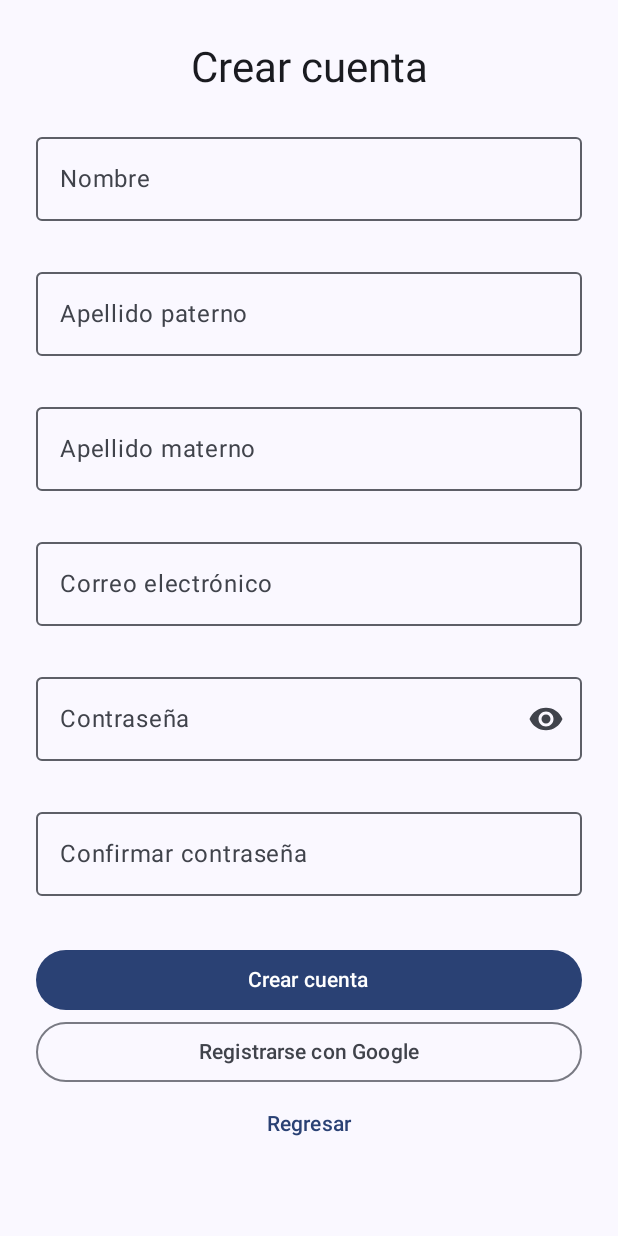
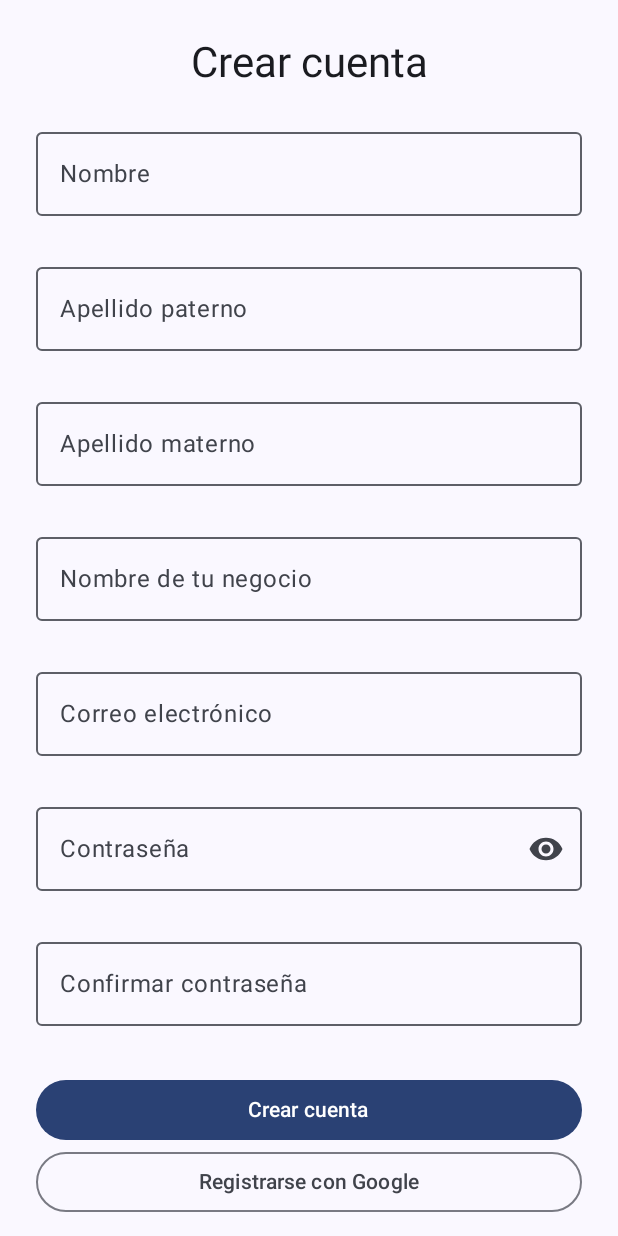
Before and after one commit to Aquino1714/PuntoVenta, an Android app built with Jetpack Compose: the screen it shows after launch (MainActivity), after a tap on "Crear cuenta", on a phone screen of 412 x 824 dp. Run offline under Robolectric (Android 15) with nearby library versions, the phone set to English and light mode, and no system bars.

Commit message:
feat: mejorar registro de administrador y gestion de usuarios

```diff
--- a/backend/android/app/src/main/java/com/puntoventa/app/MainActivity.kt
+++ b/backend/android/app/src/main/java/com/puntoventa/app/MainActivity.kt
@@ -5,6 +5,8 @@ import android.os.Bundle
 import androidx.activity.ComponentActivity
 import androidx.activity.compose.setContent
 import androidx.compose.foundation.layout.*
+import androidx.compose.foundation.rememberScrollState
+import androidx.compose.foundation.verticalScroll
 import androidx.compose.foundation.text.KeyboardOptions
 import androidx.compose.material3.*
 import androidx.compose.runtime.*
@@ -32,6 +34,8 @@ import com.puntoventa.app.services.Permisos
 import com.puntoventa.app.ui.theme.PuntoVentaTheme
 import com.puntoventa.app.screens.EmpleadosScreen
 import com.puntoventa.app.screens.NegociosScreen
+import androidx.compose.runtime.rememberCoroutineScope
+import kotlinx.coroutines.launch
 
 class MainActivity : ComponentActivity() {
 
@@ -49,9 +53,12 @@ class MainActivity : ComponentActivity() {
                 var correo by remember { mutableStateOf("") }
                 var usuario by remember { mutableStateOf("") }
                 var password by remember { mutableStateOf("") }
+
                 var nombre by remember { mutableStateOf("") }
                 var apellido by remember { mutableStateOf("") }
                 var apellidoMaterno by remember { mutableStateOf("") }
+                var nombreNegocio by remember { mutableStateOf("") }
+
                 var confirmarPassword by remember { mutableStateOf("") }
 
                 var mostrarPasswordLogin by remember { mutableStateOf(false) }
@@ -59,6 +66,7 @@ class MainActivity : ComponentActivity() {
 
                 var mensaje by remember { mutableStateOf("") }
                 var registroExitoso by remember { mutableStateOf(false) }
+
                 var correoSesion by remember { mutableStateOf("") }
                 var rolSesion by remember { mutableIntStateOf(0) }
                 var idSesion by remember { mutableIntStateOf(0) }
@@ -66,9 +74,13 @@ class MainActivity : ComponentActivity() {
                 var errorNombre by remember { mutableStateOf("") }
                 var errorApellido by remember { mutableStateOf("") }
                 var errorApellidoMaterno by remember { mutableStateOf("") }
+                var errorNombreNegocio by remember { mutableStateOf("") }
                 var errorCorreo by remember { mutableStateOf("") }
                 var errorPassword by remember { mutableStateOf("") }
                 var errorConfirmarPassword by remember { mutableStateOf("") }
+
+                val scrollRegistro = rememberScrollState()
+                val scope = rememberCoroutineScope()
 
                 fun cerrarSesion() {
                     correoSesion = ""
@@ -123,6 +135,7 @@ class MainActivity : ComponentActivity() {
                     errorNombre = ""
                     errorApellido = ""
                     errorApellidoMaterno = ""
+                    errorNombreNegocio = ""
                     errorCorreo = ""
                     errorPassword = ""
                     errorConfirmarPassword = ""
@@ -146,6 +159,10 @@ class MainActivity : ComponentActivity() {
                         errorApellidoMaterno = "Ingresa tu apellido materno"
                     } else if (!soloLetras.matches(apellidoMaterno.trim())) {
                         errorApellidoMaterno = "Apellido no válido"
+                    }
+
+                    if (nombreNegocio.isBlank()) {
+                        errorNombreNegocio = "Ingresa el nombre de tu negocio"
                     }
 
                     if (correo.isBlank()) {
@@ -176,6 +193,7 @@ class MainActivity : ComponentActivity() {
                     return errorNombre.isEmpty() &&
                             errorApellido.isEmpty() &&
                             errorApellidoMaterno.isEmpty() &&
+                            errorNombreNegocio.isEmpty() &&
                             errorCorreo.isEmpty() &&
                             errorPassword.isEmpty() &&
                             errorConfirmarPassword.isEmpty()
@@ -193,15 +211,18 @@ class MainActivity : ComponentActivity() {
                             apellido = apellido,
                             apellidoMaterno = apellidoMaterno,
                             correo = correo,
-                            password = password
+                            password = password,
+                            nombreNegocio = nombreNegocio
                         )
                     ) {
                         is ResultadoRegistro.Exitoso -> {
                             mensaje = resultado.mensaje
                             registroExitoso = true
+
                             nombre = ""
                             apellido = ""
                             apellidoMaterno = ""
+                            nombreNegocio = ""
                             password = ""
                             confirmarPassword = ""
                         }
@@ -220,9 +241,22 @@ class MainActivity : ComponentActivity() {
                     Column(
                         modifier = Modifier
                             .fillMaxSize()
+                            .then(
+                                if (pantalla == "registro") {
+                                    Modifier
+                                        .verticalScroll(scrollRegistro)
+                                        .imePadding()
+                                } else {
+                                    Modifier
+                                }
+                            )
                             .padding(24.dp),
                         horizontalAlignment = Alignment.CenterHorizontally,
-                        verticalArrangement = Arrangement.Center
+                        verticalArrangement = if (pantalla == "registro") {
+                            Arrangement.Top
+                        } else {
+                            Arrangement.Center
+                        }
                     ) {
 
                         when (pantalla) {
@@ -257,6 +291,10 @@ class MainActivity : ComponentActivity() {
                                         pantalla = "registro"
                                         mensaje = ""
                                         registroExitoso = false
+
+                                        scope.launch {
+                                            scrollRegistro.scrollTo(0)
+                                        }
                                     },
                                     modifier = Modifier.fillMaxWidth()
                                 ) {
@@ -303,6 +341,7 @@ class MainActivity : ComponentActivity() {
                                     value = correo,
                                     onValueChange = { correo = it },
                                     label = { Text("Correo electrónico") },
+                                    placeholder = { Text("Ej. usuario@correo.com") },
                                     singleLine = true,
                                     modifier = Modifier.fillMaxWidth(),
                                     keyboardOptions = KeyboardOptions(
@@ -316,6 +355,7 @@ class MainActivity : ComponentActivity() {
                                     value = password,
                                     onValueChange = { password = it },
                                     label = { Text("Contraseña") },
+                                    placeholder = { Text("Ingresa tu contraseña") },
                                     singleLine = true,
                                     visualTransformation = if (mostrarPasswordLogin)
                                         VisualTransformation.None
@@ -394,6 +434,7 @@ class MainActivity : ComponentActivity() {
                                         errorNombre = ""
                                     },
                                     label = { Text("Nombre") },
+                                    placeholder = { Text("Ingresa tu nombre") },
                                     singleLine = true,
                                     isError = errorNombre.isNotEmpty(),
                                     supportingText = {
@@ -411,6 +452,7 @@ class MainActivity : ComponentActivity() {
                                         errorApellido = ""
                                     },
                                     label = { Text("Apellido paterno") },
+                                    placeholder = { Text("Ingresa tu apellido paterno") },
                                     singleLine = true,
                                     isError = errorApellido.isNotEmpty(),
                                     supportingText = {
@@ -428,10 +470,31 @@ class MainActivity : ComponentActivity() {
                                         errorApellidoMaterno = ""
                                     },
                                     label = { Text("Apellido materno") },
+                                    placeholder = { Text("Ingresa tu apellido materno") },
                                     singleLine = true,
                                     isError = errorApellidoMaterno.isNotEmpty(),
                                     supportingText = {
                                         if (errorApellidoMaterno.isNotEmpty()) Text(errorApellidoMaterno)
+                                    },
+                                    modifier = Modifier.fillMaxWidth()
+                                )
+
+                                Spacer(Modifier.height(10.dp))
+
+                                OutlinedTextField(
+                                    value = nombreNegocio,
+                                    onValueChange = {
+                                        nombreNegocio = it
+                                        errorNombreNegocio = ""
+                                    },
+                                    label = { Text("Nombre de tu negocio") },
+                                    placeholder = { Text("Ej. Mi tienda") },
+                                    singleLine = true,
+                                    isError = errorNombreNegocio.isNotEmpty(),
+                                    supportingText = {
+                                        if (errorNombreNegocio.isNotEmpty()) {
+                                            Text(errorNombreNegocio)
+                                        }
                                     },
                                     modifier = Modifier.fillMaxWidth()
                                 )
@@ -445,6 +508,7 @@ class MainActivity : ComponentActivity() {
                                         errorCorreo = ""
                                     },
                                     label = { Text("Correo electrónico") },
+                                    placeholder = { Text("Ej. usuario@correo.com") },
                                     singleLine = true,
                                     isError = errorCorreo.isNotEmpty(),
                                     supportingText = {
@@ -465,6 +529,7 @@ class MainActivity : ComponentActivity() {
                                         errorPassword = ""
                                     },
                                     label = { Text("Contraseña") },
+                                    placeholder = { Text("Mínimo 8 caracteres") },
                                     singleLine = true,
                                     isError = errorPassword.isNotEmpty(),
                                     supportingText = {
@@ -502,6 +567,7 @@ class MainActivity : ComponentActivity() {
                                         errorConfirmarPassword = ""
                                     },
                                     label = { Text("Confirmar contraseña") },
+                                    placeholder = { Text("Repite tu contraseña") },
                                     singleLine = true,
                                     isError = errorConfirmarPassword.isNotEmpty(),
                                     supportingText = {
@@ -576,6 +642,7 @@ class MainActivity : ComponentActivity() {
                                     value = usuario,
                                     onValueChange = { usuario = it },
                                     label = { Text("Nombre de usuario") },
+                                    placeholder = { Text("Ingresa tu nombre de usuario") },
                                     singleLine = true,
                                     modifier = Modifier.fillMaxWidth()
                                 )
@@ -586,6 +653,7 @@ class MainActivity : ComponentActivity() {
                                     value = password,
                                     onValueChange = { password = it },
                                     label = { Text("Contraseña") },
+                                    placeholder = { Text("Ingresa tu contraseña") },
                                     singleLine = true,
                                     visualTransformation = if (mostrarPasswordLogin)
                                         VisualTransformation.None
--- a/backend/android/app/src/main/java/com/puntoventa/app/screens/NegociosScreen.kt
+++ b/backend/android/app/src/main/java/com/puntoventa/app/screens/NegociosScreen.kt
@@ -401,6 +401,7 @@ fun NegociosScreen(
                             }.take(13)
                         },
                         label = { Text("RFC") },
+                        placeholder = { Text("Ej. ABC123456XYZ") },
                         supportingText = {
                             Text("12 caracteres para persona moral o 13 para persona física.")
                         },
@@ -412,6 +413,7 @@ fun NegociosScreen(
                         value = giro,
                         onValueChange = { giro = it },
                         label = { Text("Giro del negocio") },
+                        placeholder = { Text("Ej. Abarrotes, papelería, farmacia") },
                         singleLine = true,
                         modifier = Modifier.fillMaxWidth()
                     )
@@ -422,6 +424,7 @@ fun NegociosScreen(
                             telefono = it.filter { c -> c.isDigit() }.take(10)
                         },
                         label = { Text("Teléfono") },
+                        placeholder = { Text("Ej. 2461234567") },
                         supportingText = {
                             Text("Ingresa 10 dígitos.")
                         },
@@ -436,6 +439,7 @@ fun NegociosScreen(
                         value = correo,
                         onValueChange = { correo = it },
                         label = { Text("Correo electrónico") },
+                        placeholder = { Text("Ej. negocio@correo.com") },
                         singleLine = true,
                         keyboardOptions = KeyboardOptions(
                             keyboardType = KeyboardType.Email
@@ -447,6 +451,7 @@ fun NegociosScreen(
                         value = direccion,
                         onValueChange = { direccion = it },
                         label = { Text("Dirección") },
+                        placeholder = { Text("Ej. Av. Principal #123, Tlaxcala") },
                         modifier = Modifier.fillMaxWidth()
                     )
 
```
Also changed, not shown: backend/android/app/build.gradle.kts (+12 -0 lines), backend/android/app/src/main/java/com/puntoventa/app/database/DatabaseHelper.kt (+13 -3 lines), backend/android/app/src/main/java/com/puntoventa/app/repositories/AuthRepository.kt (+50 -6 lines), backend/android/app/src/main/java/com/puntoventa/app/screens/EmpleadosScreen.kt (+11 -0 lines), backend/android/app/src/main/assets/punto_venta.db, 1 other file.
